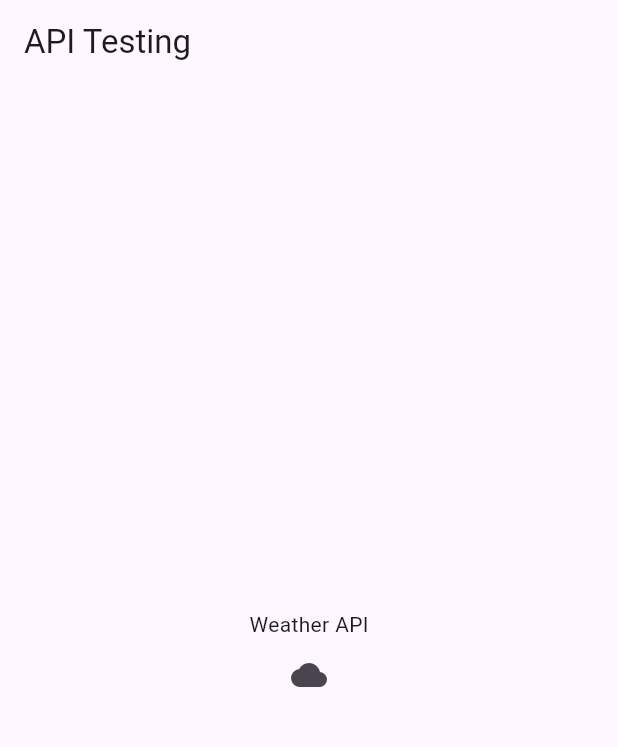
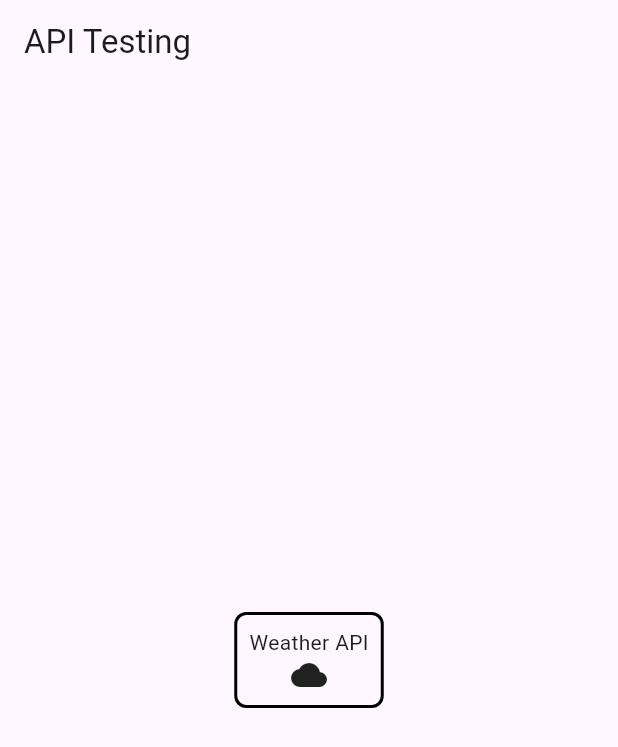
Before and after one commit to johns11-alt/weather-api, a Flutter app: the screen it shows after launch, on a phone screen of 412 x 824 dp. Shown: the top 747 px of the screen. Run offline on Flutter 3.47's test engine with Material 3 defaults, Android fonts, the phone set to English and light mode, and no system bars.

Commit message:
set homepage

```diff
--- a/lib/screens/homepage.dart
+++ b/lib/screens/homepage.dart
@@ -3,22 +3,33 @@ import 'package:flutter/material.dart';
 class Homepage extends StatelessWidget {
   const Homepage({super.key});
 
+  void _handleTap() {
+    // Your onTap logic here
+    print('Container tapped!');
+  }
+
   @override
   Widget build(BuildContext context) {
     return Scaffold(
-      appBar: AppBar(
-        title: Text('API Testing')
-      ),
+      appBar: AppBar(title: const Text('API Testing')),
       body: Center(
-        child: Column(
-            mainAxisAlignment: MainAxisAlignment.center,
-            children: [
-                  Text('Weather API'),
-                  IconButton(
-                    onPressed: (){},
-                    icon: Icon(Icons.cloud),
-                  ),
-            ],
+        child: InkWell(
+          borderRadius: BorderRadius.circular(8.0), // match Container border radius
+          onTap: _handleTap,
+          child: Container(
+            decoration: BoxDecoration(
+              border: Border.all(width: 2, color: Colors.black),
+              borderRadius: BorderRadius.circular(8.0),
+            ),
+            padding: const EdgeInsets.all(8.0),
+            child: Column(
+              mainAxisSize: MainAxisSize.min,
+              children: const [
+                Text('Weather API'),
+                Icon(Icons.cloud), // Use Icon instead of IconButton since whole area is clickable
+              ],
+            ),
+          ),
         ),
       ),
     );
```
